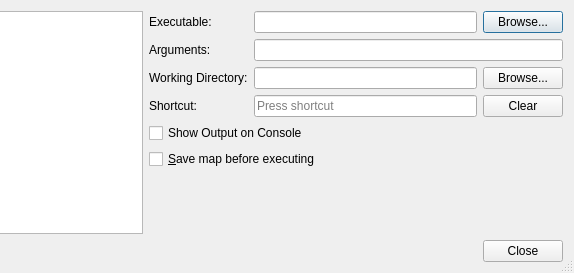
Before: the Qt Designer form src/tiled/commanddialog.ui in mapeditor/tiled, drawn with Qt 5; both pictures show x 283 to 857 and y 0 to 273 of the 857 by 273 pixel window.
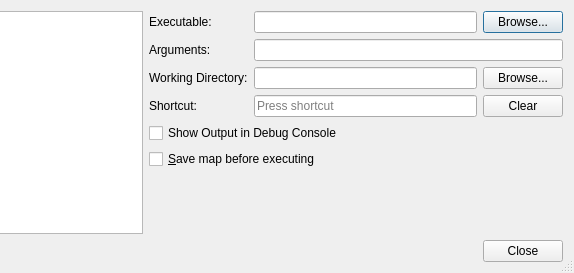
After: the same form once the commit is applied. Custom widgets are drawn as their Qt base class.

Commit message: Adds Error logging

The edit to the form file:
```diff
--- a/src/tiled/commanddialog.ui
+++ b/src/tiled/commanddialog.ui
@@ -154,7 +154,7 @@
      <item row="4" column="0" colspan="3">
       <widget class="QCheckBox" name="outputBox">
        <property name="text">
-        <string>Show Output on Console</string>
+        <string>Show Output in Debug Console</string>
        </property>
       </widget>
      </item>
```
The commit also changes 2 other files.
